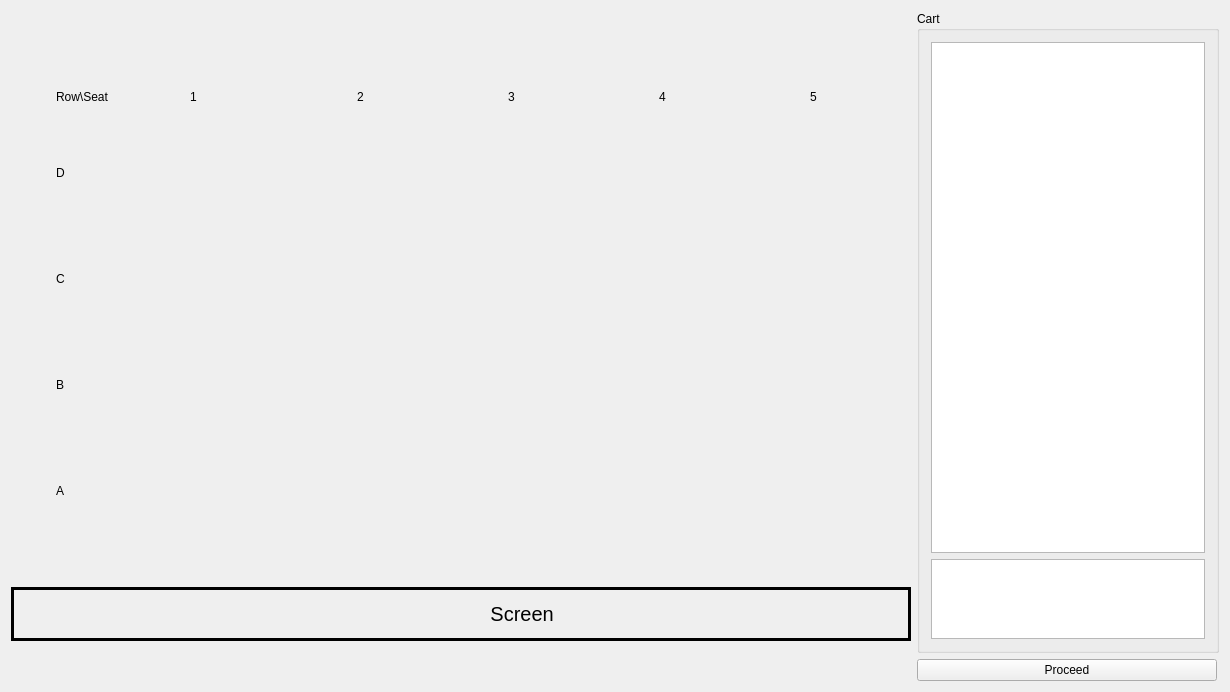
Above: ProjectionScreen.ui from JustKoshi/QTCinemaProject before the change. Below: the same form after it.
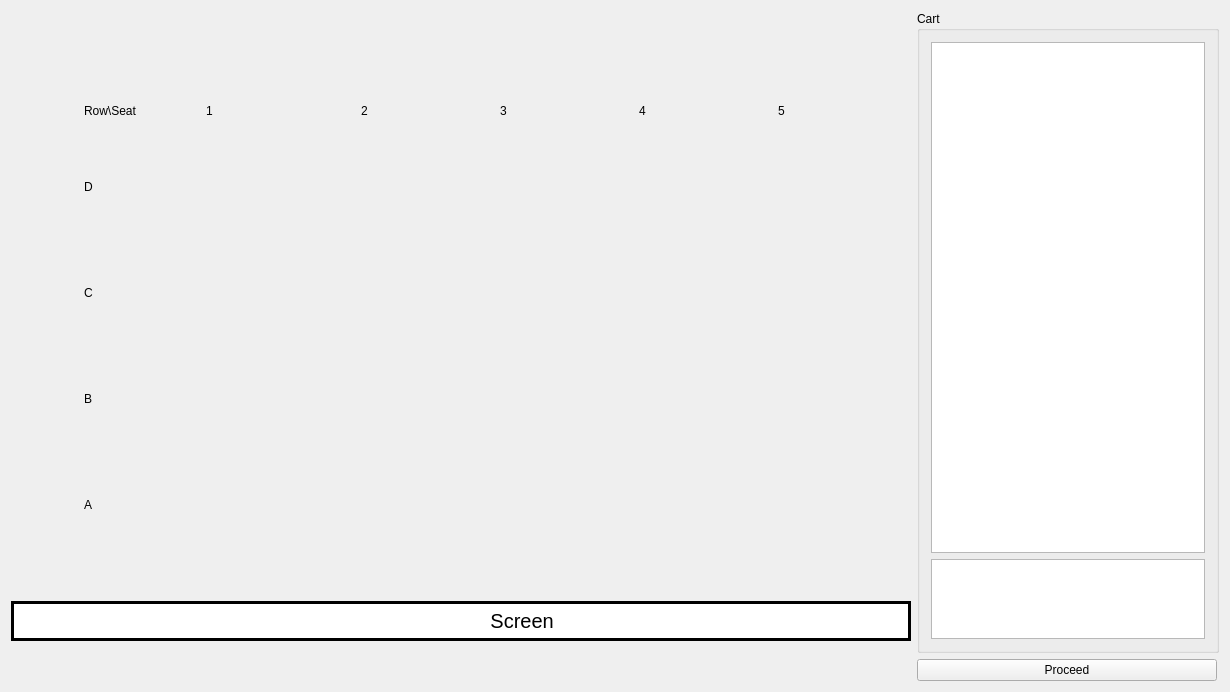
That is the form after the change. Icons and pictures are not drawn.

```diff
--- a/ProjectionScreen.ui
+++ b/ProjectionScreen.ui
@@ -10,6 +10,12 @@
     <height>692</height>
    </rect>
   </property>
+  <property name="maximumSize">
+   <size>
+    <width>1250</width>
+    <height>700</height>
+   </size>
+  </property>
   <property name="windowTitle">
    <string>ProjectionScreen</string>
   </property>
@@ -49,33 +55,26 @@
        </item>
        <item>
         <layout class="QGridLayout" name="gridLayout">
-         <item row="2" column="1">
-          <widget class="QPushButton" name="C1">
+         <item row="1" column="1">
+          <widget class="QLabel" name="label_10">
            <property name="minimumSize">
             <size>
-             <width>100</width>
-             <height>100</height>
+             <width>40</width>
+             <height>40</height>
             </size>
            </property>
-           <property name="styleSheet">
-            <string notr="true">#C1
-{
-background-color:transparent;
-border-image: url(:/ProjectionScreen/Resource files/seat.png);
-background: none;
-border: none;
-background-repeat: none;
-}
-#C1:pressed{
-border-image: url(:/ProjectionScreen/Resource files/seat3.png);
-}</string>
+           <property name="maximumSize">
+            <size>
+             <width>50</width>
+             <height>50</height>
+            </size>
            </property>
            <property name="text">
-            <string/>
+            <string>D</string>
            </property>
           </widget>
          </item>
-         <item row="4" column="1">
+         <item row="4" column="2">
           <widget class="QPushButton" name="A1">
            <property name="minimumSize">
             <size>
@@ -107,7 +106,195 @@
            </property>
           </widget>
          </item>
-         <item row="1" column="3">
+         <item row="2" column="3">
+          <widget class="QPushButton" name="C2">
+           <property name="minimumSize">
+            <size>
+             <width>100</width>
+             <height>100</height>
+            </size>
+           </property>
+           <property name="styleSheet">
+            <string notr="true">#C2
+{
+background-color:transparent;
+border-image: url(:/ProjectionScreen/Resource files/seat.png);
+background: none;
+border: none;
+background-repeat: none;
+}
+#C2:pressed{
+border-image: url(:/ProjectionScreen/Resource files/seat3.png);
+}</string>
+           </property>
+           <property name="text">
+            <string/>
+           </property>
+          </widget>
+         </item>
+         <item row="3" column="2">
+          <widget class="QPushButton" name="B1">
+           <property name="minimumSize">
+            <size>
+             <width>100</width>
+             <height>100</height>
+            </size>
+           </property>
+           <property name="styleSheet">
+            <string notr="true">#B1
+{
+background-color:transparent;
+border-image: url(:/ProjectionScreen/Resource files/seat.png);
+background: none;
+border: none;
+background-repeat: none;
+}
+#B1:pressed{
+border-image: url(:/ProjectionScreen/Resource files/seat3.png);
+}</string>
+           </property>
+           <property name="text">
+            <string/>
+           </property>
+          </widget>
+         </item>
+         <item row="0" column="2" alignment="Qt::AlignHCenter">
+          <widget class="QLabel" name="label_2">
+           <property name="minimumSize">
+            <size>
+             <width>40</width>
+             <height>40</height>
+            </size>
+           </property>
+           <property name="maximumSize">
+            <size>
+             <width>50</width>
+             <height>50</height>
+            </size>
+           </property>
+           <property name="text">
+            <string>1</string>
+           </property>
+          </widget>
+         </item>
+         <item row="1" column="6">
+          <widget class="QPushButton" name="D5">
+           <property name="minimumSize">
+            <size>
+             <width>100</width>
+             <height>100</height>
+            </size>
+           </property>
+           <property name="styleSheet">
+            <string notr="true">#D5
+{
+background-color:transparent;
+border-image: url(:/ProjectionScreen/Resource files/seat.png);
+background: none;
+border: none;
+background-repeat: none;
+}
+#D5:pressed{
+border-image: url(:/ProjectionScreen/Resource files/seat3.png);
+}</string>
+           </property>
+           <property name="text">
+            <string/>
+           </property>
+          </widget>
+         </item>
+         <item row="4" column="1">
+          <widget class="QLabel" name="label_7">
+           <property name="maximumSize">
+            <size>
+             <width>50</width>
+             <height>50</height>
+            </size>
+           </property>
+           <property name="text">
+            <string>A</string>
+           </property>
+          </widget>
+         </item>
+         <item row="0" column="6" alignment="Qt::AlignHCenter">
+          <widget class="QLabel" name="label_6">
+           <property name="maximumSize">
+            <size>
+             <width>50</width>
+             <height>50</height>
+            </size>
+           </property>
+           <property name="text">
+            <string>5</string>
+           </property>
+          </widget>
+         </item>
+         <item row="3" column="3">
+          <widget class="QPushButton" name="B2">
+           <property name="minimumSize">
+            <size>
+             <width>100</width>
+             <height>100</height>
+            </size>
+           </property>
+           <property name="styleSheet">
+            <string notr="true">#B2
+{
+background-color:transparent;
+border-image: url(:/ProjectionScreen/Resource files/seat.png);
+background: none;
+border: none;
+background-repeat: none;
+}
+#B2:pressed{
+border-image: url(:/ProjectionScreen/Resource files/seat3.png);
+}</string>
+           </property>
+           <property name="text">
+            <string/>
+           </property>
+          </widget>
+         </item>
+         <item row="0" column="3" alignment="Qt::AlignHCenter">
+          <widget class="QLabel" name="label_3">
+           <property name="maximumSize">
+            <size>
+             <width>50</width>
+             <height>50</height>
+            </size>
+           </property>
+           <property name="text">
+            <string>2</string>
+           </property>
+          </widget>
+         </item>
+         <item row="3" column="6">
+          <widget class="QPushButton" name="B5">
+           <property name="minimumSize">
+            <size>
+             <width>100</width>
+             <height>100</height>
+            </size>
+           </property>
+           <property name="styleSheet">
+            <string notr="true">#B5
+{
+background-color:transparent;
+border-image: url(:/ProjectionScreen/Resource files/seat.png);
+background: none;
+border: none;
+background-repeat: none;
+}
+#B5:pressed{
+border-image: url(:/ProjectionScreen/Resource files/seat3.png);
+}</string>
+           </property>
+           <property name="text">
+            <string/>
+           </property>
+          </widget>
+         </item>
+         <item row="1" column="4">
           <widget class="QPushButton" name="D3">
            <property name="minimumSize">
             <size>
@@ -133,7 +320,65 @@
            </property>
           </widget>
          </item>
-         <item row="0" column="4" alignment="Qt::AlignHCenter">
+         <item row="4" column="6">
+          <widget class="QPushButton" name="A5">
+           <property name="minimumSize">
+            <size>
+             <width>100</width>
+             <height>100</height>
+            </size>
+           </property>
+           <property name="maximumSize">
+            <size>
+             <width>100</width>
+             <height>100</height>
+            </size>
+           </property>
+           <property name="styleSheet">
+            <string notr="true">#A5
+{
+background-color:transparent;
+border-image: url(:/ProjectionScreen/Resource files/seat.png);
+background: none;
+border: none;
+background-repeat: none;
+}
+#A5:pressed{
+border-image: url(:/ProjectionScreen/Resource files/seat3.png);
+}</string>
+           </property>
+           <property name="text">
+            <string/>
+           </property>
+          </widget>
+         </item>
+         <item row="2" column="4">
+          <widget class="QPushButton" name="C3">
+           <property name="minimumSize">
+            <size>
+             <width>100</width>
+             <height>100</height>
+            </size>
+           </property>
+           <property name="styleSheet">
+            <string notr="true">#C3
+{
+background-color:transparent;
+border-image: url(:/ProjectionScreen/Resource files/seat.png);
+background: none;
+border: none;
+background-repeat: none;
+}
+#C3:pressed{
+border-image: url(:/ProjectionScreen/Resource files/seat3.png);
+}</string>
+           </property>
+           <property name="text">
+            <string/>
+           </property>
+          </widget>
+         </item>
+         <item row="0" column="5" alignment="Qt::AlignHCenter">
           <widget class="QLabel" name="label_5">
            <property name="maximumSize">
             <size>
@@ -146,33 +391,7 @@
            </property>
           </widget>
          </item>
-         <item row="2" column="4">
-          <widget class="QPushButton" name="C4">
-           <property name="minimumSize">
-            <size>
-             <width>100</width>
-             <height>100</height>
-            </size>
-           </property>
-           <property name="styleSheet">
-            <string notr="true">#C4
-{
-background-color:transparent;
-border-image: url(:/ProjectionScreen/Resource files/seat.png);
-background: none;
-border: none;
-background-repeat: none;
-}
-#C4:pressed{
-border-image: url(:/ProjectionScreen/Resource files/seat3.png);
-}</string>
-           </property>
-           <property name="text">
-            <string/>
-           </property>
-          </widget>
-         </item>
-         <item row="2" column="5">
+         <item row="2" column="6">
           <widget class="QPushButton" name="C5">
            <property name="minimumSize">
             <size>
@@ -204,33 +423,69 @@
            </property>
           </widget>
          </item>
+         <item row="3" column="5">
+          <widget class="QPushButton" name="B4">
+           <property name="minimumSize">
+            <size>
+             <width>100</width>
+             <height>100</height>
+            </size>
+           </property>
+           <property name="styleSheet">
+            <string notr="true">#B4
+{
+background-color:transparent;
+border-image: url(:/ProjectionScreen/Resource files/seat.png);
+background: none;
+border: none;
+background-repeat: none;
+}
+#B4:pressed{
+border-image: url(:/ProjectionScreen/Resource files/seat3.png);
+}</string>
+           </property>
+           <property name="text">
+            <string/>
+           </property>
+          </widget>
+         </item>
+         <item row="2" column="7">
+          <spacer name="horizontalSpacer">
+           <property name="orientation">
+            <enum>Qt::Horizontal</enum>
+           </property>
+           <property name="sizeType">
+            <enum>QSizePolicy::Fixed</enum>
+           </property>
+           <property name="sizeHint" stdset="0">
+            <size>
+             <width>40</width>
+             <height>20</height>
+            </size>
+           </property>
+          </spacer>
+         </item>
+         <item row="0" column="1">
+          <widget class="QLabel" name="label_11">
+           <property name="text">
+            <string>Row\Seat</string>
+           </property>
+          </widget>
+         </item>
+         <item row="0" column="4" alignment="Qt::AlignHCenter">
+          <widget class="QLabel" name="label_4">
+           <property name="maximumSize">
+            <size>
+             <width>50</width>
+             <height>50</height>
+            </size>
+           </property>
+           <property name="text">
+            <string>3</string>
+           </property>
+          </widget>
+         </item>
          <item row="3" column="1">
-          <widget class="QPushButton" name="B1">
-           <property name="minimumSize">
-            <size>
-             <width>100</width>
-             <height>100</height>
-            </size>
-           </property>
-           <property name="styleSheet">
-            <string notr="true">#B1
-{
-background-color:transparent;
-border-image: url(:/ProjectionScreen/Resource files/seat.png);
-background: none;
-border: none;
-background-repeat: none;
-}
-#B1:pressed{
-border-image: url(:/ProjectionScreen/Resource files/seat3.png);
-}</string>
-           </property>
-           <property name="text">
-            <string/>
-           </property>
-          </widget>
-         </item>
-         <item row="3" column="0">
           <widget class="QLabel" name="label_8">
            <property name="maximumSize">
             <size>
@@ -243,7 +498,7 @@
            </property>
           </widget>
          </item>
-         <item row="4" column="2">
+         <item row="4" column="3">
           <widget class="QPushButton" name="A2">
            <property name="minimumSize">
             <size>
@@ -275,8 +530,8 @@
            </property>
           </widget>
          </item>
-         <item row="2" column="3">
-          <widget class="QPushButton" name="C3">
+         <item row="2" column="2">
+          <widget class="QPushButton" name="C1">
            <property name="minimumSize">
             <size>
              <width>100</width>
@@ -284,7 +539,7 @@
             </size>
            </property>
            <property name="styleSheet">
-            <string notr="true">#C3
+            <string notr="true">#C1
 {
 background-color:transparent;
 border-image: url(:/ProjectionScreen/Resource files/seat.png);
@@ -292,7 +547,7 @@
 border: none;
 background-repeat: none;
 }
-#C3:pressed{
+#C1:pressed{
 border-image: url(:/ProjectionScreen/Resource files/seat3.png);
 }</string>
            </property>
@@ -301,29 +556,22 @@
            </property>
           </widget>
          </item>
-         <item row="4" column="0">
-          <widget class="QLabel" name="label_7">
-           <property name="maximumSize">
+         <item row="4" column="5">
+          <widget class="QPushButton" name="A4">
+           <property name="minimumSize">
             <size>
-             <width>50</width>
-             <height>50</height>
+             <width>100</width>
+             <height>100</height>
             </size>
            </property>
-           <property name="text">
-            <string>A</string>
-           </property>
-          </widget>
-         </item>
-         <item row="1" column="4">
-          <widget class="QPushButton" name="D4">
-           <property name="minimumSize">
+           <property name="maximumSize">
             <size>
              <width>100</width>
              <height>100</height>
             </size>
            </property>
            <property name="styleSheet">
-            <string notr="true">#D4
+            <string notr="true">#A4
 {
 background-color:transparent;
 border-image: url(:/ProjectionScreen/Resource files/seat.png);
@@ -331,7 +579,7 @@
 border: none;
 background-repeat: none;
 }
-#D4:pressed{
+#A4:pressed{
 border-image: url(:/ProjectionScreen/Resource files/seat3.png);
 }</string>
            </property>
@@ -340,26 +588,7 @@
            </property>
           </widget>
          </item>
-         <item row="1" column="0">
-          <widget class="QLabel" name="label_10">
-           <property name="minimumSize">
-            <size>
-             <width>40</width>
-             <height>40</height>
-            </size>
-           </property>
-           <property name="maximumSize">
-            <size>
-             <width>50</width>
-             <height>50</height>
-            </size>
-           </property>
-           <property name="text">
-            <string>D</string>
-           </property>
-          </widget>
-         </item>
-         <item row="4" column="3">
+         <item row="4" column="4">
           <widget class="QPushButton" name="A3">
            <property name="minimumSize">
             <size>
@@ -391,8 +620,8 @@
            </property>
           </widget>
          </item>
-         <item row="3" column="5">
-          <widget class="QPushButton" name="B5">
+         <item row="1" column="3">
+          <widget class="QPushButton" name="D2">
            <property name="minimumSize">
             <size>
              <width>100</width>
@@ -400,7 +629,7 @@
             </size>
            </property>
            <property name="styleSheet">
-            <string notr="true">#B5
+            <string notr="true">#D2
 {
 background-color:transparent;
 border-image: url(:/ProjectionScreen/Resource files/seat.png);
@@ -408,7 +637,46 @@
 border: none;
 background-repeat: none;
 }
-#B5:pressed{
+#D2:pressed{
+border-image: url(:/ProjectionScreen/Resource files/seat3.png);
+}</string>
+           </property>
+           <property name="text">
+            <string/>
+           </property>
+          </widget>
+         </item>
+         <item row="2" column="1">
+          <widget class="QLabel" name="label_9">
+           <property name="maximumSize">
+            <size>
+             <width>50</width>
+             <height>50</height>
+            </size>
+           </property>
+           <property name="text">
+            <string>C</string>
+           </property>
+          </widget>
+         </item>
+         <item row="2" column="5">
+          <widget class="QPushButton" name="C4">
+           <property name="minimumSize">
+            <size>
+             <width>100</width>
+             <height>100</height>
+            </size>
+           </property>
+           <property name="styleSheet">
+            <string notr="true">#C4
+{
+background-color:transparent;
+border-image: url(:/ProjectionScreen/Resource files/seat.png);
+background: none;
+border: none;
+background-repeat: none;
+}
+#C4:pressed{
 border-image: url(:/ProjectionScreen/Resource files/seat3.png);
 }</string>
            </property>
@@ -418,7 +686,7 @@
           </widget>
          </item>
          <item row="1" column="5">
-          <widget class="QPushButton" name="D5">
+          <widget class="QPushButton" name="D4">
            <property name="minimumSize">
             <size>
              <width>100</width>
@@ -426,7 +694,7 @@
             </size>
            </property>
            <property name="styleSheet">
-            <string notr="true">#D5
+            <string notr="true">#D4
 {
 background-color:transparent;
 border-image: url(:/ProjectionScreen/Resource files/seat.png);
@@ -434,7 +702,7 @@
 border: none;
 background-repeat: none;
 }
-#D5:pressed{
+#D4:pressed{
 border-image: url(:/ProjectionScreen/Resource files/seat3.png);
 }</string>
            </property>
@@ -443,65 +711,7 @@
            </property>
           </widget>
          </item>
-         <item row="4" column="5">
-          <widget class="QPushButton" name="A5">
-           <property name="minimumSize">
-            <size>
-             <width>100</width>
-             <height>100</height>
-            </size>
-           </property>
-           <property name="maximumSize">
-            <size>
-             <width>100</width>
-             <height>100</height>
-            </size>
-           </property>
-           <property name="styleSheet">
-            <string notr="true">#A5
-{
-background-color:transparent;
-border-image: url(:/ProjectionScreen/Resource files/seat.png);
-background: none;
-border: none;
-background-repeat: none;
-}
-#A5:pressed{
-border-image: url(:/ProjectionScreen/Resource files/seat3.png);
-}</string>
-           </property>
-           <property name="text">
-            <string/>
-           </property>
-          </widget>
-         </item>
-         <item row="2" column="2">
-          <widget class="QPushButton" name="C2">
-           <property name="minimumSize">
-            <size>
-             <width>100</width>
-             <height>100</height>
-            </size>
-           </property>
-           <property name="styleSheet">
-            <string notr="true">#C2
-{
-background-color:transparent;
-border-image: url(:/ProjectionScreen/Resource files/seat.png);
-background: none;
-border: none;
-background-repeat: none;
-}
-#C2:pressed{
-border-image: url(:/ProjectionScreen/Resource files/seat3.png);
-}</string>
-           </property>
-           <property name="text">
-            <string/>
-           </property>
-          </widget>
-         </item>
-         <item row="3" column="3">
+         <item row="3" column="4">
           <widget class="QPushButton" name="B3">
            <property name="enabled">
             <bool>true</bool>
@@ -533,53 +743,7 @@
            </property>
           </widget>
          </item>
-         <item row="0" column="2" alignment="Qt::AlignHCenter">
-          <widget class="QLabel" name="label_3">
-           <property name="maximumSize">
-            <size>
-             <width>50</width>
-             <height>50</height>
-            </size>
-           </property>
-           <property name="text">
-            <string>2</string>
-           </property>
-          </widget>
-         </item>
-         <item row="0" column="0">
-          <widget class="QLabel" name="label_11">
-           <property name="text">
-            <string>Row\Seat</string>
-           </property>
-          </widget>
-         </item>
-         <item row="3" column="4">
-          <widget class="QPushButton" name="B4">
-           <property name="minimumSize">
-            <size>
-             <width>100</width>
-             <height>100</height>
-            </size>
-           </property>
-           <property name="styleSheet">
-            <string notr="true">#B4
-{
-background-color:transparent;
-border-image: url(:/ProjectionScreen/Resource files/seat.png);
-background: none;
-border: none;
-background-repeat: none;
-}
-#B4:pressed{
-border-image: url(:/ProjectionScreen/Resource files/seat3.png);
-}</string>
-           </property>
-           <property name="text">
-            <string/>
-           </property>
-          </widget>
-         </item>
-         <item row="1" column="1">
+         <item row="1" column="2">
           <widget class="QPushButton" name="D1">
            <property name="minimumSize">
             <size>
@@ -605,147 +769,21 @@
            </property>
           </widget>
          </item>
-         <item row="0" column="1" alignment="Qt::AlignHCenter">
-          <widget class="QLabel" name="label_2">
-           <property name="minimumSize">
-            <size>
-             <width>40</width>
-             <height>40</height>
-            </size>
-           </property>
-           <property name="maximumSize">
-            <size>
-             <width>50</width>
-             <height>50</height>
-            </size>
-           </property>
-           <property name="text">
-            <string>1</string>
-           </property>
-          </widget>
-         </item>
-         <item row="1" column="2">
-          <widget class="QPushButton" name="D2">
-           <property name="minimumSize">
-            <size>
-             <width>100</width>
-             <height>100</height>
-            </size>
-           </property>
-           <property name="styleSheet">
-            <string notr="true">#D2
-{
-background-color:transparent;
-border-image: url(:/ProjectionScreen/Resource files/seat.png);
-background: none;
-border: none;
-background-repeat: none;
-}
-#D2:pressed{
-border-image: url(:/ProjectionScreen/Resource files/seat3.png);
-}</string>
-           </property>
-           <property name="text">
-            <string/>
-           </property>
-          </widget>
-         </item>
-         <item row="3" column="2">
-          <widget class="QPushButton" name="B2">
-           <property name="minimumSize">
-            <size>
-             <width>100</width>
-             <height>100</height>
-            </size>
-           </property>
-           <property name="styleSheet">
-            <string notr="true">#B2
-{
-background-color:transparent;
-border-image: url(:/ProjectionScreen/Resource files/seat.png);
-background: none;
-border: none;
-background-repeat: none;
-}
-#B2:pressed{
-border-image: url(:/ProjectionScreen/Resource files/seat3.png);
-}</string>
-           </property>
-           <property name="text">
-            <string/>
-           </property>
-          </widget>
-         </item>
-         <item row="0" column="3" alignment="Qt::AlignHCenter">
-          <widget class="QLabel" name="label_4">
-           <property name="maximumSize">
-            <size>
-             <width>50</width>
-             <height>50</height>
-            </size>
-           </property>
-           <property name="text">
-            <string>3</string>
-           </property>
-          </widget>
-         </item>
-         <item row="0" column="5" alignment="Qt::AlignHCenter">
-          <widget class="QLabel" name="label_6">
-           <property name="maximumSize">
-            <size>
-             <width>50</width>
-             <height>50</height>
-            </size>
-           </property>
-           <property name="text">
-            <string>5</string>
-           </property>
-          </widget>
-         </item>
          <item row="2" column="0">
-          <widget class="QLabel" name="label_9">
-           <property name="maximumSize">
-            <size>
-             <width>50</width>
-             <height>50</height>
-            </size>
+          <spacer name="horizontalSpacer_2">
+           <property name="orientation">
+            <enum>Qt::Horizontal</enum>
            </property>
-           <property name="text">
-            <string>C</string>
+           <property name="sizeType">
+            <enum>QSizePolicy::Fixed</enum>
            </property>
-          </widget>
-         </item>
-         <item row="4" column="4">
-          <widget class="QPushButton" name="A4">
-           <property name="minimumSize">
+           <property name="sizeHint" stdset="0">
             <size>
-             <width>100</width>
-             <height>100</height>
+             <width>40</width>
+             <height>20</height>
             </size>
            </property>
-           <property name="maximumSize">
-            <size>
-             <width>100</width>
-             <height>100</height>
-            </size>
-           </property>
-           <property name="styleSheet">
-            <string notr="true">#A4
-{
-background-color:transparent;
-border-image: url(:/ProjectionScreen/Resource files/seat.png);
-background: none;
-border: none;
-background-repeat: none;
-}
-#A4:pressed{
-border-image: url(:/ProjectionScreen/Resource files/seat3.png);
-}</string>
-           </property>
-           <property name="text">
-            <string/>
-           </property>
-          </widget>
+          </spacer>
          </item>
         </layout>
        </item>
@@ -776,7 +814,7 @@
          <property name="maximumSize">
           <size>
            <width>0</width>
-           <height>60</height>
+           <height>40</height>
           </size>
          </property>
          <property name="font">
@@ -787,6 +825,7 @@
          <property name="styleSheet">
           <string notr="true">QLabel{
 border: 3px solid black;
+background-color:white;
 text-align: center;
 }
 </string>
```
